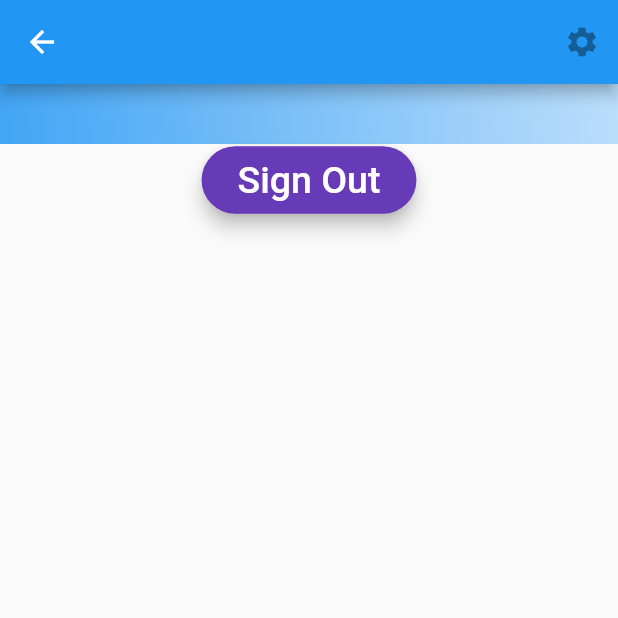
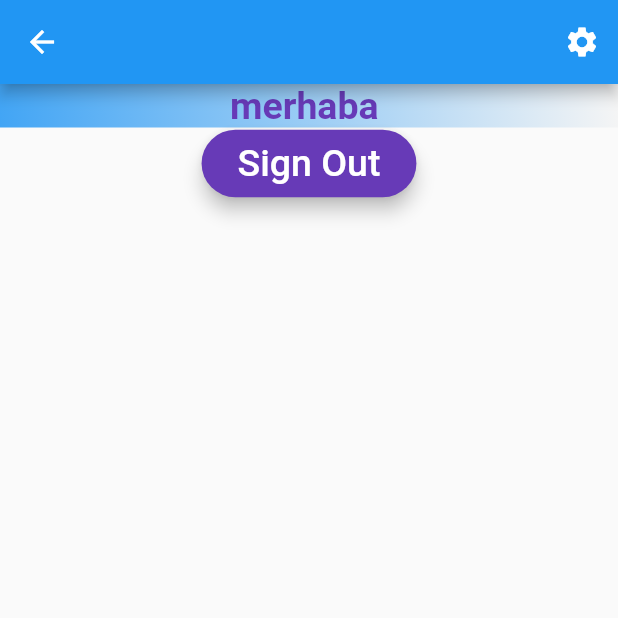
Before and after one commit to nafidurmus/flutter-turkish-news, a Flutter app: the NewsMainPage screen opened directly, on a phone screen of 412 x 824 dp, the top half of it. Run offline on Flutter 3.47's test engine with Material 2 defaults, Android fonts, the phone set to English and light mode, and no system bars; our stand-ins replace firebase_auth, firebase_core, google_sign_in; accounts and stored records are empty.

Commit message:
Updated user login & register

```diff
--- a/lib/views/news_main_page.dart
+++ b/lib/views/news_main_page.dart
@@ -1,9 +1,11 @@
+import 'package:firebase_auth/firebase_auth.dart';
 import 'package:flutter/material.dart';
 import 'package:turkish_news/views/sign_in.dart';
 import 'home_page.dart';
 
 class NewsMainPage extends StatefulWidget {
-  NewsMainPage({Key key}) : super(key: key);
+  final User user;
+  NewsMainPage({Key key, this.user}) : super(key: key);
 
   @override
   _NewsMainPageState createState() => _NewsMainPageState();
@@ -14,7 +16,14 @@ class _NewsMainPageState extends State<NewsMainPage> {
   Widget build(BuildContext context) {
     return Scaffold(
       appBar: AppBar(
-        actions: [IconButton(icon: Icon(Icons.settings), onPressed: null)],
+        actions: [
+          IconButton(
+              icon: Icon(
+                Icons.settings,
+                color: Colors.white,
+              ),
+              onPressed: null)
+        ],
       ),
       body: Column(
         children: [
@@ -23,7 +32,7 @@ class _NewsMainPageState extends State<NewsMainPage> {
               gradient: LinearGradient(
                 begin: Alignment.topRight,
                 end: Alignment.bottomLeft,
-                colors: [Colors.blue[100], Colors.blue[400]],
+                colors: [Colors.grey[100], Colors.blue[400]],
               ),
             ),
             child: Center(
@@ -31,22 +40,17 @@ class _NewsMainPageState extends State<NewsMainPage> {
                 mainAxisAlignment: MainAxisAlignment.center,
                 mainAxisSize: MainAxisSize.max,
                 children: <Widget>[
-                  /*CircleAvatar(
-                    backgroundImage: NetworkImage(
-                      imageUrl ?? '',
+                  Expanded(
+                    child: Center(
+                      child: Text(
+                        "merhaba " + email ?? widget.user.email,
+                        style: TextStyle(
+                            fontSize: 25,
+                            color: Colors.deepPurple,
+                            fontWeight: FontWeight.bold),
+                      ),
                     ),
-                    radius: 20,
-                    backgroundColor: Colors.transparent,
-                  ),*/
-                  SizedBox(height: 40),
-                  Text(
-                    email ?? 'akdlşfkalşk',
-                    style: TextStyle(
-                        fontSize: 25,
-                        color: Colors.deepPurple,
-                        fontWeight: FontWeight.bold),
                   ),
-                  SizedBox(height: 40),
                 ],
               ),
             ),
@@ -54,6 +58,7 @@ class _NewsMainPageState extends State<NewsMainPage> {
           RaisedButton(
             onPressed: () {
               signOutGoogle();
+
               Navigator.of(context).pushAndRemoveUntil(
                   MaterialPageRoute(builder: (context) {
                 return HomePage();
```
Also changed, not shown: lib/views/login_page.dart (+14 -8 lines), lib/views/register_page.dart (+17 -0 lines), lib/views/sign_in.dart (+0 -12 lines), 1 other file.
